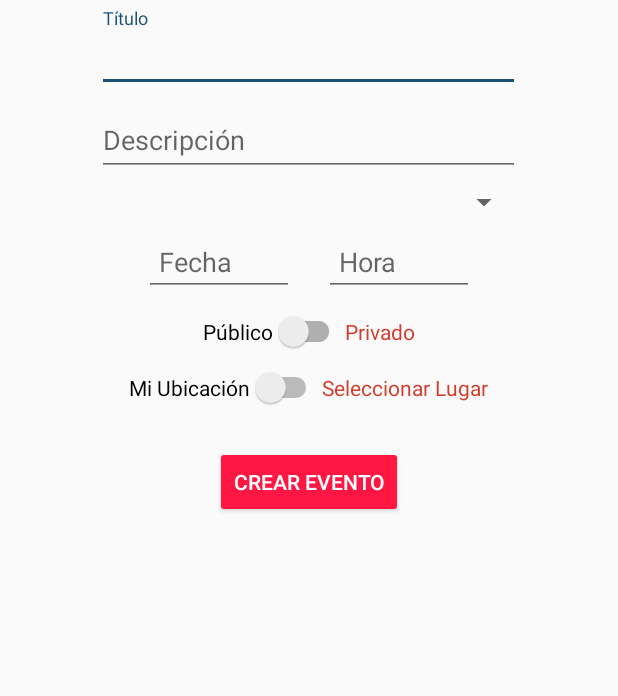
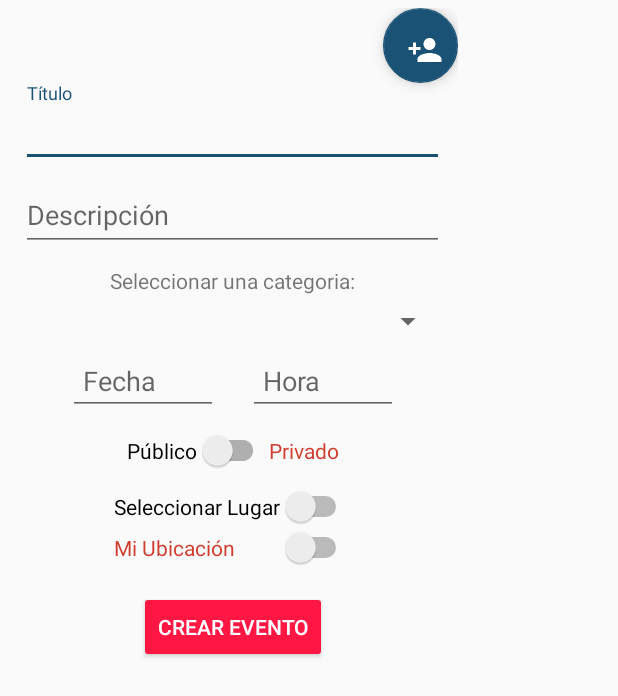
Before and after one commit to Zannier7/NewApp, an Android app: the layout popup_create.xml on its own in the app's theme, with its tools: preview values and no code run, on a phone screen of 412 x 824 dp. Shown: the top 696 px of the screen. Run offline under Robolectric (Android 15) with nearby library versions, the phone set to English and light mode, and no system bars.

Commit message:
crear evento al 100%

```diff
--- a/app/src/main/java/pe/com/app/nose/HomeFragment.java
+++ b/app/src/main/java/pe/com/app/nose/HomeFragment.java
@@ -43,7 +43,7 @@ import java.util.List;
 import java.util.Locale;
 
 
-public class HomeFragment extends Fragment implements OnMapReadyCallback {
+public class   HomeFragment extends Fragment implements OnMapReadyCallback {
 
 
     private FloatingActionButton create;
--- a/app/src/main/res/layout/popup_create.xml
+++ b/app/src/main/res/layout/popup_create.xml
@@ -1,19 +1,36 @@
 <?xml version="1.0" encoding="utf-8"?>
 <LinearLayout xmlns:android="http://schemas.android.com/apk/res/android"
+    xmlns:tools="http://schemas.android.com/tools"
     android:orientation="vertical"
     android:layout_width="match_parent"
     android:layout_height="match_parent"
     android:padding ="5dp"
     android:layout_gravity="center" >
 
+    <ScrollView
+    android:layout_width="match_parent"
+    android:layout_height="match_parent"
+    android:fillViewport="true"
+    android:scrollbarStyle="insideOverlay">
 
-
+    <LinearLayout
+        android:layout_width="wrap_content"
+        android:layout_height="wrap_content"
+        android:orientation="vertical">
 
 
     <LinearLayout
-        android:layout_width="match_parent"
+        android:layout_width="wrap_content"
         android:layout_height="wrap_content"
         android:orientation="vertical" >
+
+        <android.support.design.widget.FloatingActionButton
+            android:id="@+id/addFriends"
+            android:layout_width="100dp"
+            android:layout_height="50dp"
+            android:layout_marginLeft="250dp"
+            android:clickable="true"
+            android:src="@drawable/add"/>
 
 
 
@@ -56,10 +73,14 @@
                 android:hint="Descripción"
                 android:inputType="textMultiLine"
                 />
-
-
         </android.support.design.widget.TextInputLayout>
 
+        <TextView
+            android:layout_width="wrap_content"
+            android:layout_height="wrap_content"
+            android:text="Seleccionar una categoria:"
+            android:layout_gravity="center_horizontal"
+            android:layout_marginTop="10dp"/>
 
         <Spinner
             android:layout_gravity="center_horizontal"
@@ -133,7 +154,7 @@
         android:layout_width="wrap_content"
         android:layout_height="wrap_content"
         android:layout_gravity="center"
-        android:orientation="horizontal"
+        android:orientation="vertical"
         android:layout_marginTop="10dp">
         <Switch
             android:id="@+id/lugar"
@@ -141,13 +162,17 @@
             android:layout_height="wrap_content"
             android:layout_alignParentLeft="true"
             android:layout_alignParentTop="true"
-            android:text="Mi Ubicación"
+            android:text="Seleccionar Lugar"
             />
-        <TextView
+
+        <Switch
+            android:id="@+id/selectlugar"
             android:layout_width="match_parent"
             android:layout_height="wrap_content"
-            android:text="Seleccionar Lugar"
-            android:textColor="@color/googleRed"/>
+            android:layout_alignParentLeft="true"
+            android:layout_alignParentTop="true"
+            android:textColor="@color/googleRed"
+            android:text="Mi Ubicación "/>
 
     </LinearLayout>
 
@@ -156,9 +181,11 @@
         android:layout_width = "wrap_content"
         android:layout_height = "wrap_content"
         android:text="Crear Evento"
-        android:layout_marginTop="25dp"
+        android:layout_marginTop="15dp"
         android:layout_gravity="center_horizontal"
         android:backgroundTint="@color/colorPrimary"
         android:textColor="@color/white" />
 
+    </LinearLayout>
+</ScrollView>
 </LinearLayout>
--- a/app/src/main/res/values/strings.xml
+++ b/app/src/main/res/values/strings.xml
@@ -8,6 +8,7 @@
     <string name="notificaciones">Notificaciones</string>
     <string name="configuraciones">Configurariones</string>
     <string name="eventos">Eventos</string>
+    <string name="readubication">Elegir Ubicación</string>
 
     <!-- TODO: Remove or change this placeholder text -->
     <string name="categ_selec">Seleccione una categoria:</string>
```
Also changed, not shown: app/src/main/java/pe/com/app/nose/Popup_create.java (+32 -9 lines), app/src/main/java/pe/com/app/nose/ReadUbication.java (added, +148 -0 lines), app/src/main/res/layout/read_ubication.xml (added, +33 -0 lines).
